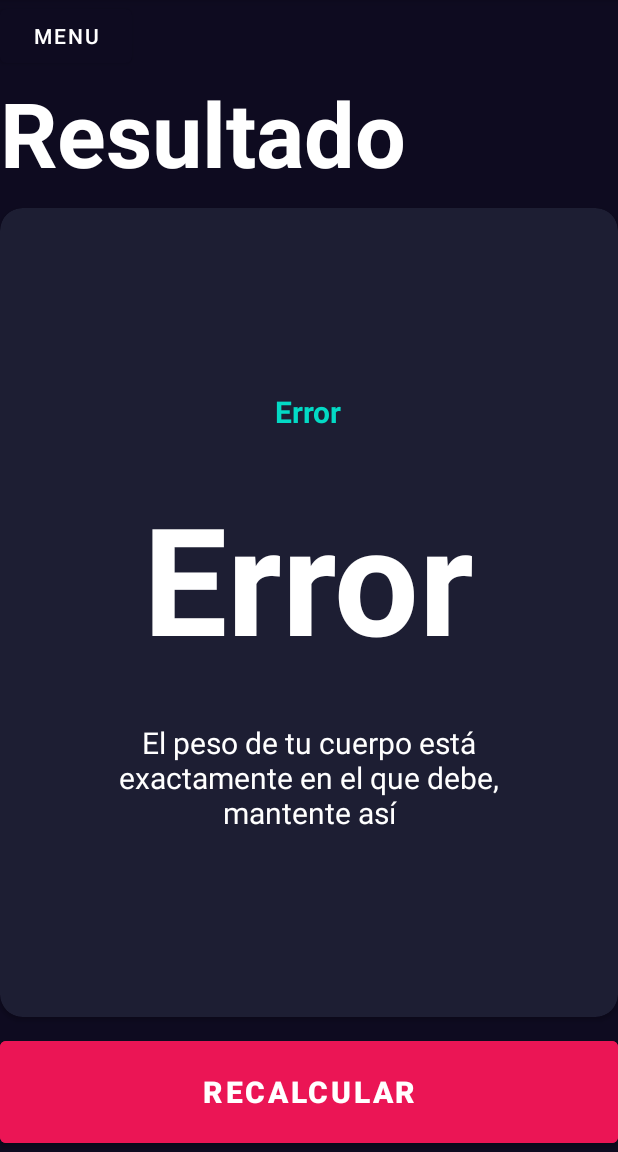
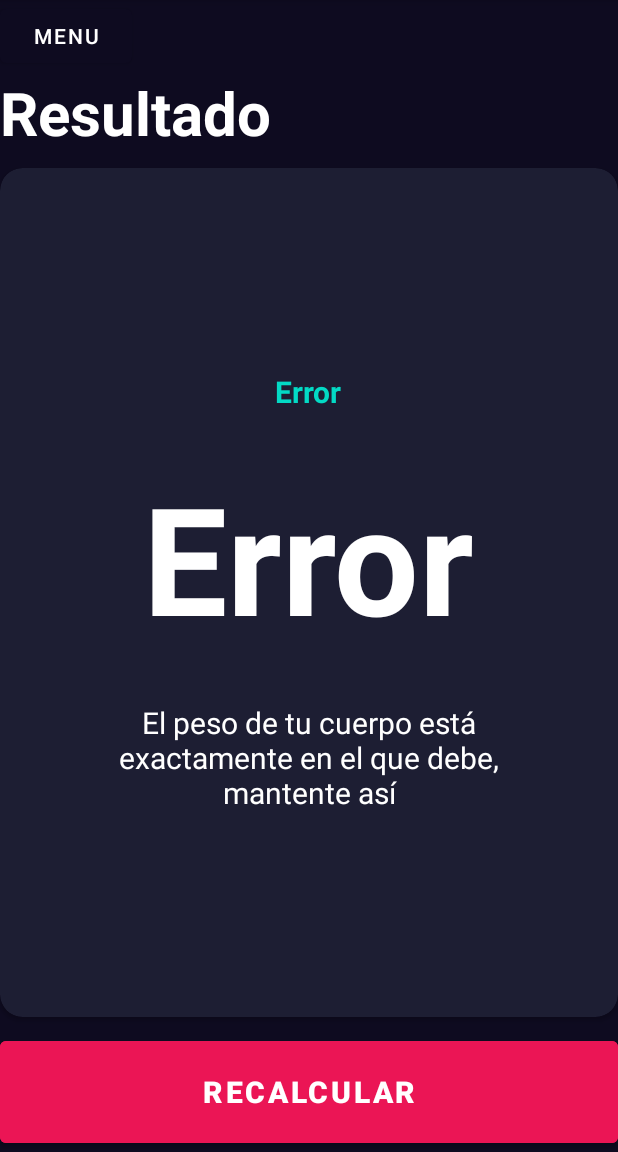
Before and after one commit to josecantero/cursoKotlin, an Android app: the IMCResultActivity screen opened directly, with no data from a screen before it, on a phone screen of 412 x 824 dp, the part 84-1236 px from its top. Run offline under Robolectric (Android 15) with nearby library versions, the phone set to English and light mode, and no system bars.

Commit message:
se agrega color blanco al boton de menu y se cambia el tamanho del texto de la pantalla Resultado de IMC

```diff
--- a/app/src/main/res/layout/activity_imcapp.xml
+++ b/app/src/main/res/layout/activity_imcapp.xml
@@ -15,6 +15,7 @@
         android:layout_width="wrap_content"
         android:layout_height="wrap_content"
         android:text="MENU"
+        android:textColor="@color/white"
         app:layout_constraintTop_toTopOf="parent"
         app:layout_constraintBottom_toTopOf="@+id/tvIMCTitle"
         app:layout_constraintStart_toStartOf="parent"
--- a/app/src/main/res/layout/activity_imcresult.xml
+++ b/app/src/main/res/layout/activity_imcresult.xml
@@ -14,6 +14,7 @@
         android:layout_width="wrap_content"
         android:layout_height="wrap_content"
         android:text="MENU"
+        android:textColor="@color/white"
         app:layout_constraintTop_toTopOf="parent"
         app:layout_constraintBottom_toTopOf="@+id/tvImcResult"
         app:layout_constraintStart_toStartOf="parent"
@@ -25,7 +26,7 @@
         android:layout_height="wrap_content"
         android:text="@string/result"
         android:textColor="@color/white"
-        android:textSize="60sp"
+        android:textSize="40sp"
         android:textStyle="bold"
         app:layout_constraintTop_toBottomOf="@+id/btnGoMenu"
         app:layout_constraintStart_toStartOf="parent"
```
